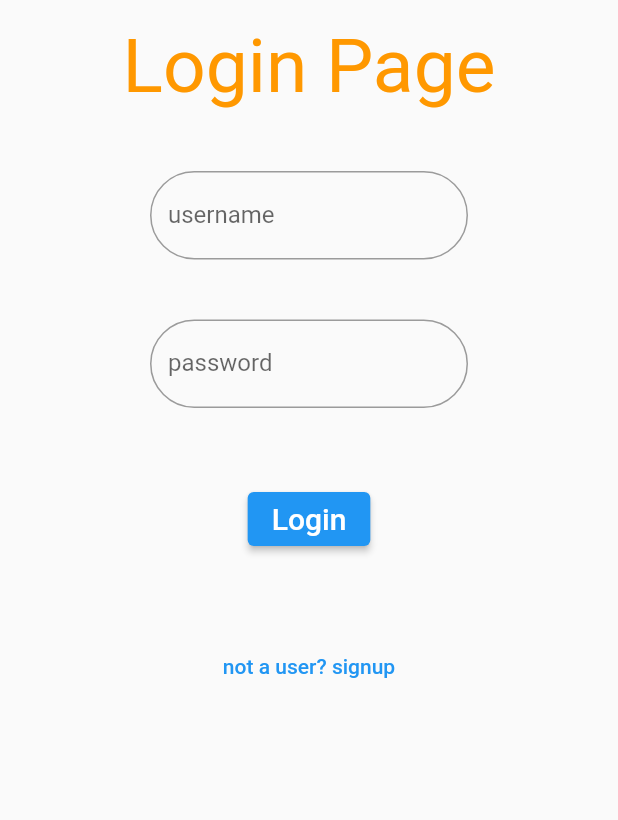
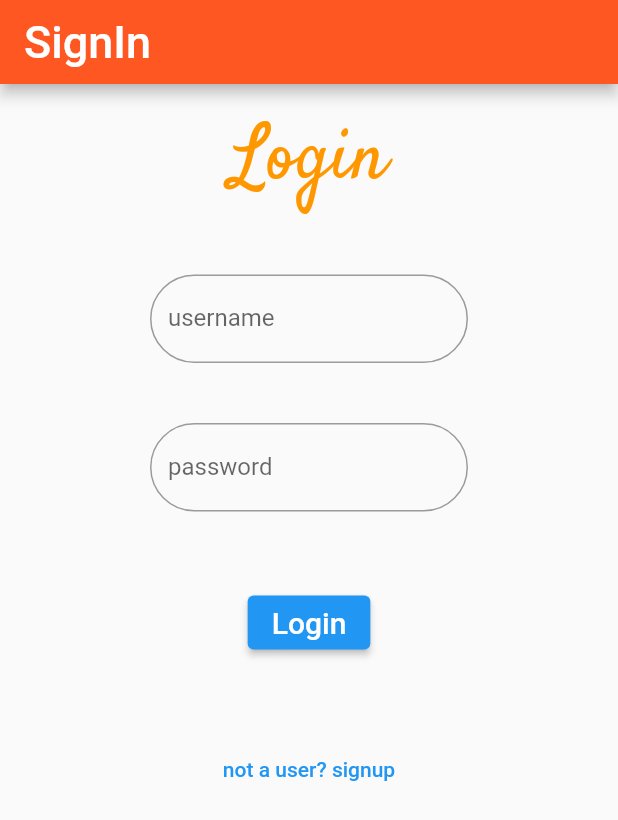
Before and after one commit to Hishamkool/flutter_projectMay, a Flutter app: the loginpage screen opened directly, on a phone screen of 412 x 824 dp. Shown: the top 820 px of the screen. Run offline on Flutter 3.47's test engine with Material 2 defaults, Android fonts, the phone set to English and light mode, and no system bars; our stand-ins replace animated_splash_screen, google_fonts; Roboto replaces fonts that are missing (Sacramento).

Commit message:
removed assets-fonts to fonts-font family (right way to add custom fonts in pubspec.yaml) debug show check banner false App bar

```diff
--- a/lib/homepage.dart
+++ b/lib/homepage.dart
@@ -22,7 +22,7 @@ class MyHomePage1 extends StatelessWidget {
       appBar: AppBar(
         title: Text(
           "CATIFY",
-          style: TextStyle(fontFamily: 'Satisfy-Regular.ttf'),
+          style: TextStyle(fontFamily: "DancingScript"),
         ),
       ),
       body: Center(
--- a/lib/loginpage.dart
+++ b/lib/loginpage.dart
@@ -1,9 +1,11 @@
 import 'package:flutter/cupertino.dart';
 import 'package:flutter/material.dart';
+import 'package:google_fonts/google_fonts.dart';
 
 void main() {
   runApp(MaterialApp(
     home: loginpage(),
+    debugShowCheckedModeBanner:false,
   ));
 }
 
@@ -11,14 +13,19 @@ class loginpage extends StatelessWidget {
   @override
   Widget build(BuildContext context) {
     return Scaffold(
+      appBar: AppBar(
+        title: Text("SignIn",
+            style: GoogleFonts.sacramento(textStyle: TextStyle(fontSize: 30)),),
+        backgroundColor: Colors.deepOrange,
+      ),
       body: Column(
         children: [
-          Center(
+          const Center(
             child: Padding(
-              padding: const EdgeInsets.only(top: 15),
+              padding: EdgeInsets.only(top: 15),
               child: Text(
-                "Login Page",
-                style: TextStyle(color: Colors.orange, fontSize: 50),
+                "Login",
+                style: TextStyle(color: Colors.orange, fontSize: 50, fontFamily: 'Satisfy' ),
               ),
             ),
           ),
@@ -39,9 +46,7 @@ class loginpage extends StatelessWidget {
                   labelText: "password",
                   hintText: "Password ",
                   border: OutlineInputBorder(
-                      borderRadius: BorderRadius.circular(50)
-                  )
-              ),
+                      borderRadius: BorderRadius.circular(50))),
             ),
           ),
           Padding(
@@ -51,8 +56,7 @@ class loginpage extends StatelessWidget {
                 child: const Text(
                   "Login",
                   style: TextStyle(fontSize: 20),
-                )
-            ),
+                )),
           ),
           TextButton(onPressed: () {}, child: Text("not a user? signup"))
         ],
```
Also changed, not shown: pubspec.yaml (+10 -5 lines).
